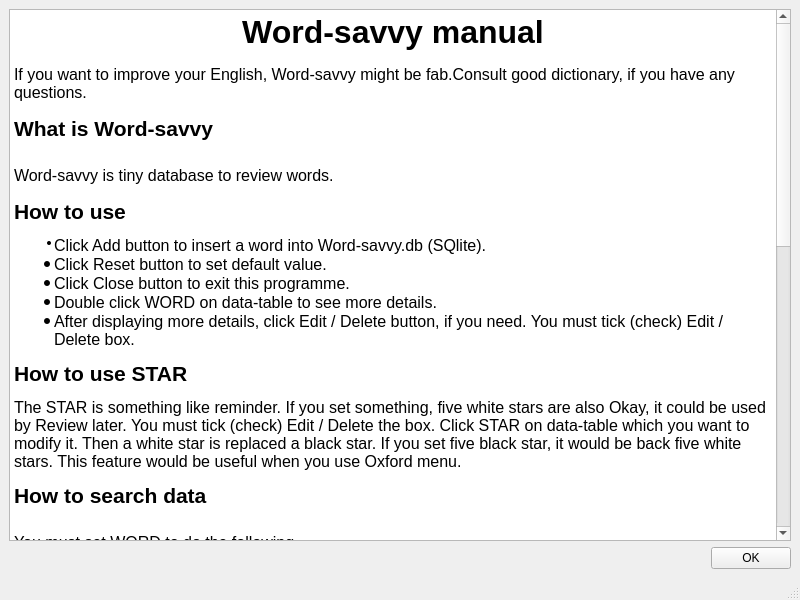
This is manual.ui in m-fujimoto/Word-savvy as Qt 5 draws it before an edit. The edited form follows.
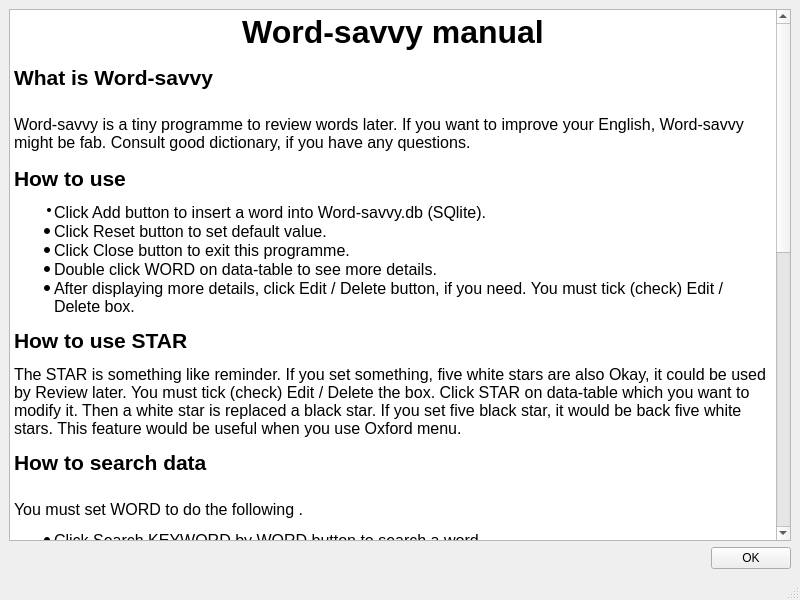
This is the edited form.

```diff
--- a/manual.ui
+++ b/manual.ui
@@ -26,11 +26,9 @@
 &lt;/style&gt;&lt;/head&gt;&lt;body style=&quot; font-family:'Sans Serif'; font-size:9pt; font-weight:400; font-style:normal;&quot;&gt;
 &lt;p align=&quot;center&quot; style=&quot; margin-top:0px; margin-bottom:0px; margin-left:0px; margin-right:0px; -qt-block-indent:0; text-indent:0px;&quot;&gt;&lt;span style=&quot; font-family:'Sans Serif'; font-size:24pt; font-weight:600;&quot;&gt;Word-savvy manual&lt;/span&gt;&lt;/p&gt;
 &lt;p style=&quot;-qt-paragraph-type:empty; margin-top:0px; margin-bottom:0px; margin-left:0px; margin-right:0px; -qt-block-indent:0; text-indent:0px; font-family:'Sans Serif'; font-weight:600;&quot;&gt;&lt;br /&gt;&lt;/p&gt;
-&lt;p style=&quot; margin-top:0px; margin-bottom:0px; margin-left:0px; margin-right:0px; -qt-block-indent:0; text-indent:0px;&quot;&gt;&lt;span style=&quot; font-family:'Sans Serif'; font-size:12pt;&quot;&gt;If you want to improve your English, Word-savvy might be fab.Consult good dictionary, if you have any questions.&lt;/span&gt;&lt;/p&gt;
-&lt;p style=&quot;-qt-paragraph-type:empty; margin-top:0px; margin-bottom:0px; margin-left:0px; margin-right:0px; -qt-block-indent:0; text-indent:0px; font-family:'Sans Serif';&quot;&gt;&lt;br /&gt;&lt;/p&gt;
 &lt;p style=&quot; margin-top:0px; margin-bottom:0px; margin-left:0px; margin-right:0px; -qt-block-indent:0; text-indent:0px;&quot;&gt;&lt;span style=&quot; font-family:'Sans Serif'; font-size:16pt; font-weight:600;&quot;&gt;What is Word-savvy&lt;/span&gt;&lt;/p&gt;
 &lt;p style=&quot;-qt-paragraph-type:empty; margin-top:0px; margin-bottom:0px; margin-left:0px; margin-right:0px; -qt-block-indent:0; text-indent:0px; font-family:'Sans Serif'; font-size:16pt; font-weight:600;&quot;&gt;&lt;br /&gt;&lt;/p&gt;
-&lt;p style=&quot; margin-top:0px; margin-bottom:0px; margin-left:0px; margin-right:0px; -qt-block-indent:0; text-indent:0px;&quot;&gt;&lt;span style=&quot; font-family:'Sans Serif'; font-size:12pt;&quot;&gt;Word-savvy is tiny database to review words.&lt;/span&gt;&lt;/p&gt;
+&lt;p style=&quot; margin-top:0px; margin-bottom:0px; margin-left:0px; margin-right:0px; -qt-block-indent:0; text-indent:0px;&quot;&gt;&lt;span style=&quot; font-family:'Sans Serif'; font-size:12pt;&quot;&gt;Word-savvy is a tiny programme to review words later. If you want to improve your English, Word-savvy might be fab. Consult good dictionary, if you have any questions.&lt;/span&gt;&lt;/p&gt;
 &lt;p style=&quot;-qt-paragraph-type:empty; margin-top:0px; margin-bottom:0px; margin-left:0px; margin-right:0px; -qt-block-indent:0; text-indent:0px; font-family:'Sans Serif';&quot;&gt;&lt;br /&gt;&lt;/p&gt;
 &lt;p style=&quot; margin-top:0px; margin-bottom:0px; margin-left:0px; margin-right:0px; -qt-block-indent:0; text-indent:0px;&quot;&gt;&lt;span style=&quot; font-family:'Sans Serif'; font-size:16pt; font-weight:600;&quot;&gt;How to use&lt;/span&gt;&lt;/p&gt;
 &lt;ul style=&quot;margin-top: 0px; margin-bottom: 0px; margin-left: 0px; margin-right: 0px; -qt-list-indent: 1;&quot;&gt;&lt;li style=&quot; font-family:'Sans Serif';&quot; style=&quot; margin-top:12px; margin-bottom:0px; margin-left:0px; margin-right:0px; -qt-block-indent:0; text-indent:0px;&quot;&gt;&lt;span style=&quot; font-size:12pt;&quot;&gt;Click Add button to insert a word into Word-savvy.db (SQlite).	&lt;/span&gt;&lt;/li&gt;
```
Left out of the diff: 3 changed lines with no effect on the pictures.
